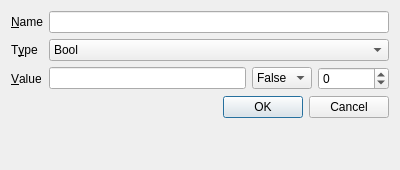
gtalent/wombat-editor, file savevariableeditor.ui: the form before one commit.
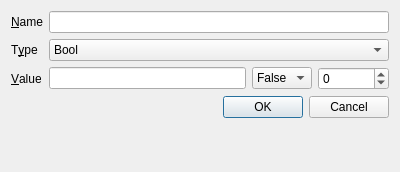
The form after the commit.

The edit to the form file:
```diff
--- a/savevariableeditor.ui
+++ b/savevariableeditor.ui
@@ -7,7 +7,7 @@
     <x>0</x>
     <y>0</y>
     <width>400</width>
-    <height>170</height>
+    <height>172</height>
    </rect>
   </property>
   <property name="windowTitle">
```
Left out of the diff: 8 changed lines with no effect on the pictures.
